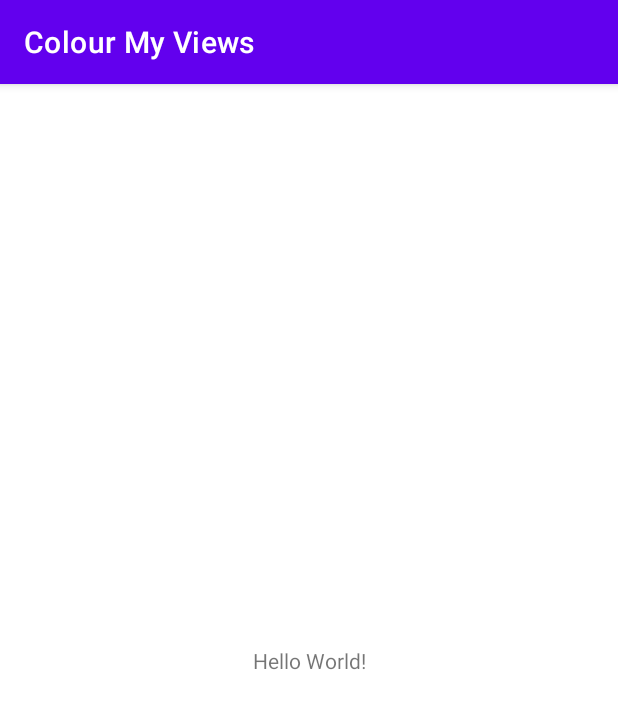
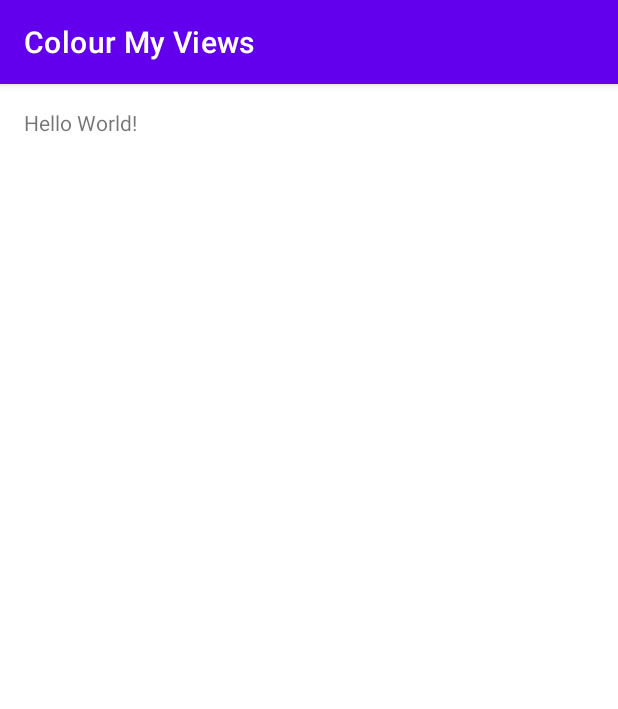
Before and after one commit to ikayz/colour-my-views, an Android app: the screen it shows after launch (MainActivity), on a phone screen of 412 x 824 dp. Shown: the top 709 px of the screen. Run offline under Robolectric (Android 15) with nearby library versions, the phone set to English and light mode, and no system bars.

Commit message:
Change the default margin for the constraints

```diff
--- a/app/src/main/res/layout/activity_main.xml
+++ b/app/src/main/res/layout/activity_main.xml
@@ -7,10 +7,11 @@
     tools:context=".MainActivity">
 
     <TextView
-        android:layout_width="wrap_content"
+        android:layout_width="342dp"
         android:layout_height="wrap_content"
+        android:layout_marginTop="16dp"
         android:text="Hello World!"
-        app:layout_constraintBottom_toBottomOf="parent"
+        app:layout_constraintHorizontal_bias="0.231"
         app:layout_constraintLeft_toLeftOf="parent"
         app:layout_constraintRight_toRightOf="parent"
         app:layout_constraintTop_toTopOf="parent" />
```
